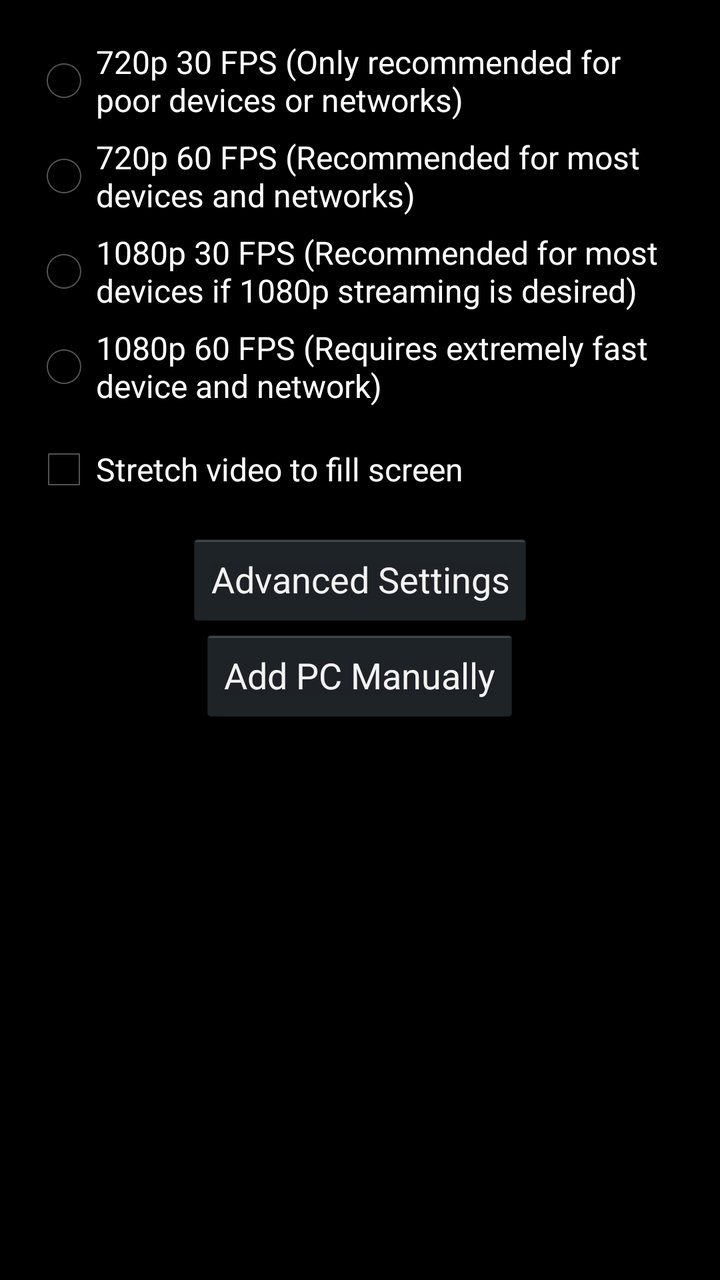
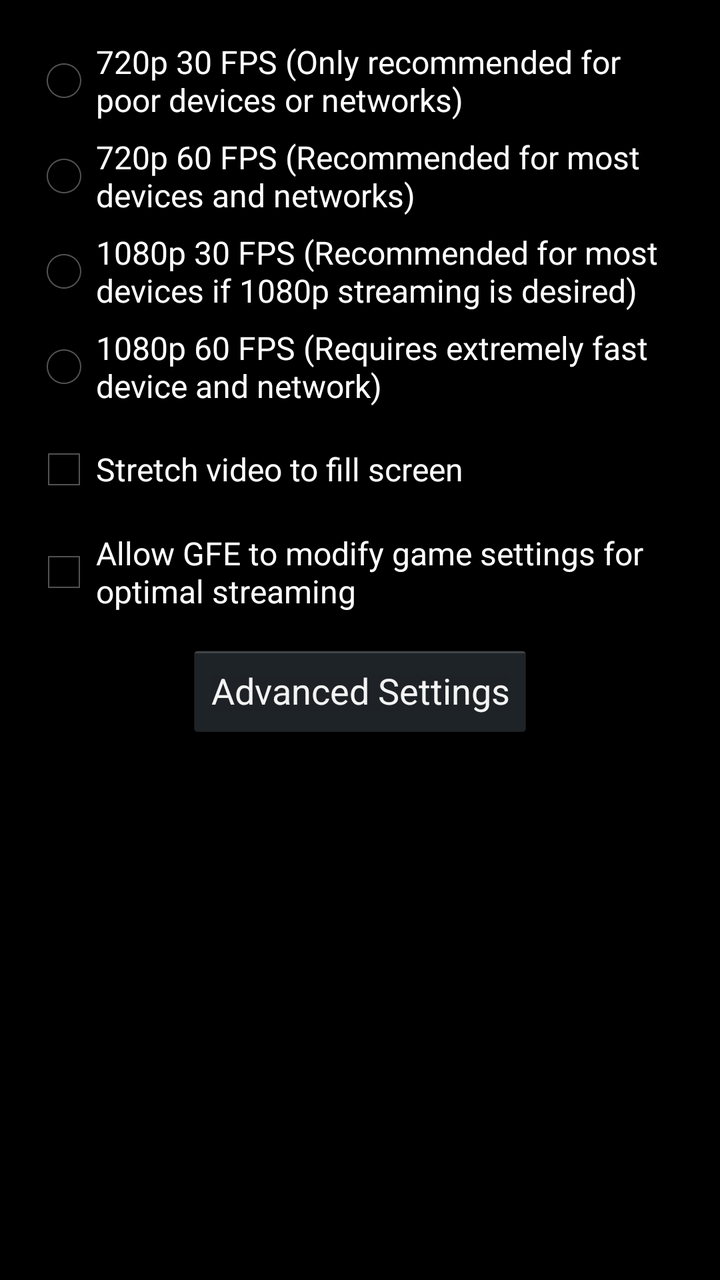

Before-and-after screenshots of an Android layout around one commit, followed by the original layout XML and the change that was made.
<!-- AndroidManifest.xml: application theme AppTheme -->
<!-- res/layout/activity_stream_settings.xml -->
<ScrollView xmlns:android="http://schemas.android.com/apk/res/android"
    xmlns:tools="http://schemas.android.com/tools"
    android:layout_width="fill_parent"
    android:layout_height="fill_parent"
    android:paddingBottom="@dimen/activity_vertical_margin"
    android:paddingLeft="@dimen/activity_horizontal_margin"
    android:paddingRight="@dimen/activity_horizontal_margin"
    android:paddingTop="10dp"
    tools:context=".Connection" >
    
    <RelativeLayout
        android:layout_width="fill_parent"
        android:layout_height="wrap_content" >
        
        <RadioGroup
            android:id="@+id/streamConfigGroup"
            android:layout_width="fill_parent"
            android:layout_height="wrap_content"
            android:layout_alignParentLeft="true"
            android:layout_alignParentRight="true"
            android:layout_marginTop="10dp"
            android:orientation="vertical" >

            <RadioButton
                android:id="@+id/config720p30Selected"
                android:layout_width="wrap_content"
                android:layout_height="wrap_content"
                android:text="720p 30 FPS (Only recommended for poor devices or networks)" />

            <RadioButton
                android:id="@+id/config720p60Selected"
                android:layout_width="wrap_content"
                android:layout_height="wrap_content"
                android:layout_marginTop="7dp"
                android:text="720p 60 FPS (Recommended for most devices and networks)" />

            <RadioButton
                android:id="@+id/config1080p30Selected"
                android:layout_width="wrap_content"
                android:layout_height="wrap_content"
                android:layout_marginTop="7dp"
                android:text="1080p 30 FPS (Recommended for most devices if 1080p streaming is desired)" />

            <RadioButton
                android:id="@+id/config1080p60Selected"
                android:layout_width="wrap_content"
                android:layout_height="wrap_content"
                android:layout_marginTop="7dp"
                android:text="1080p 60 FPS (Requires extremely fast device and network)" />

        </RadioGroup>

        <Button
            android:id="@+id/advancedSettingsButton"
            android:layout_width="wrap_content"
            android:layout_height="wrap_content"
            android:layout_below="@+id/stretchToFill"
            android:layout_centerHorizontal="true"
            android:layout_marginTop="15dp"
            android:text="Advanced Settings" />
        
        <Button
            android:id="@+id/manuallyAddPc"
            android:layout_width="wrap_content"
            android:layout_height="wrap_content"
            android:layout_below="@+id/advancedSettingsButton"
            android:layout_centerHorizontal="true"
            android:text="Add PC Manually" />

        <CheckBox
            android:id="@+id/stretchToFill"
            android:layout_width="wrap_content"
            android:layout_height="wrap_content"
            android:layout_below="@+id/streamConfigGroup"
            android:layout_marginTop="15dp"
            android:text="Stretch video to fill screen" />

    </RelativeLayout>
	
</ScrollView>
<!-- resources referenced by this layout -->
<resources>
  <dimen name="activity_horizontal_margin">16dp</dimen>
  <dimen name="activity_vertical_margin">16dp</dimen>
  <style name="AppTheme" parent="AppBaseTheme">
          
      </style>
  <style name="AppBaseTheme" parent="android:Theme">
          
      </style>
</resources>

<!-- the commit's change to res/layout/activity_stream_settings.xml (unified diff, before → after) -->
@@ -54,18 +54,10 @@
             android:id="@+id/advancedSettingsButton"
             android:layout_width="wrap_content"
             android:layout_height="wrap_content"
-            android:layout_below="@+id/stretchToFill"
+            android:layout_below="@+id/enableSops"
             android:layout_centerHorizontal="true"
             android:layout_marginTop="15dp"
             android:text="Advanced Settings" />
-        
-        <Button
-            android:id="@+id/manuallyAddPc"
-            android:layout_width="wrap_content"
-            android:layout_height="wrap_content"
-            android:layout_below="@+id/advancedSettingsButton"
-            android:layout_centerHorizontal="true"
-            android:text="Add PC Manually" />
 
         <CheckBox
             android:id="@+id/stretchToFill"
@@ -74,6 +66,14 @@
             android:layout_below="@+id/streamConfigGroup"
             android:layout_marginTop="15dp"
             android:text="Stretch video to fill screen" />
+        
+        <CheckBox
+            android:id="@+id/enableSops"
+            android:layout_width="wrap_content"
+            android:layout_height="wrap_content"
+            android:layout_below="@+id/stretchToFill"
+            android:layout_marginTop="15dp"
+            android:text="Allow GFE to modify game settings for optimal streaming" />
 
     </RelativeLayout>
 	
